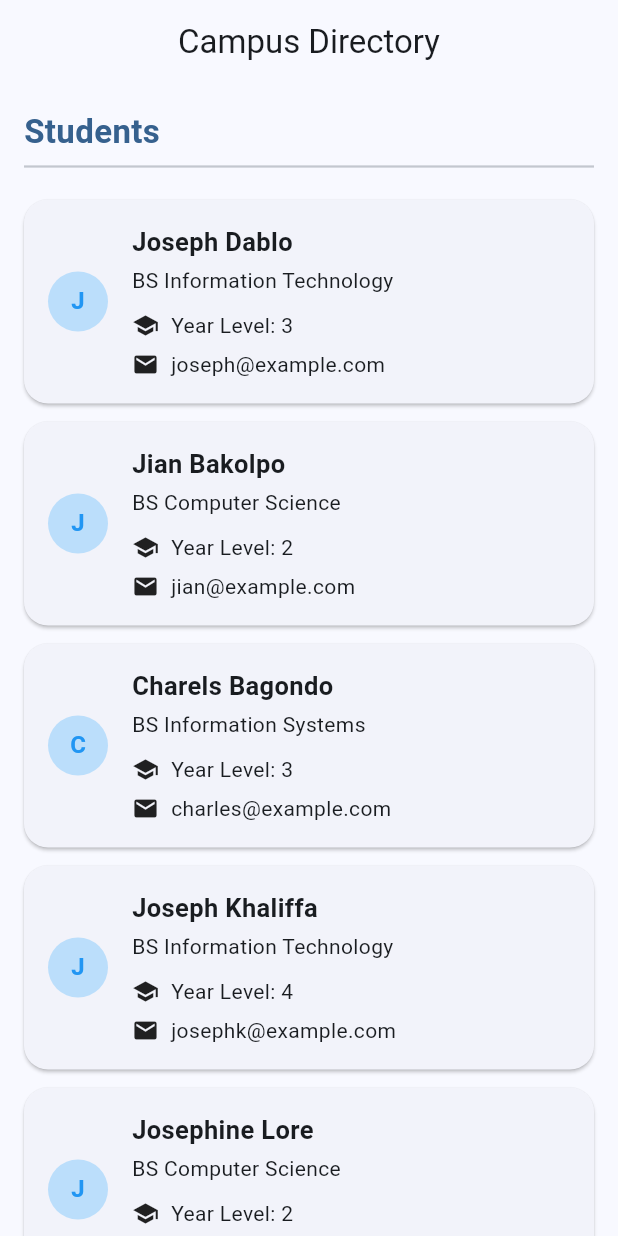
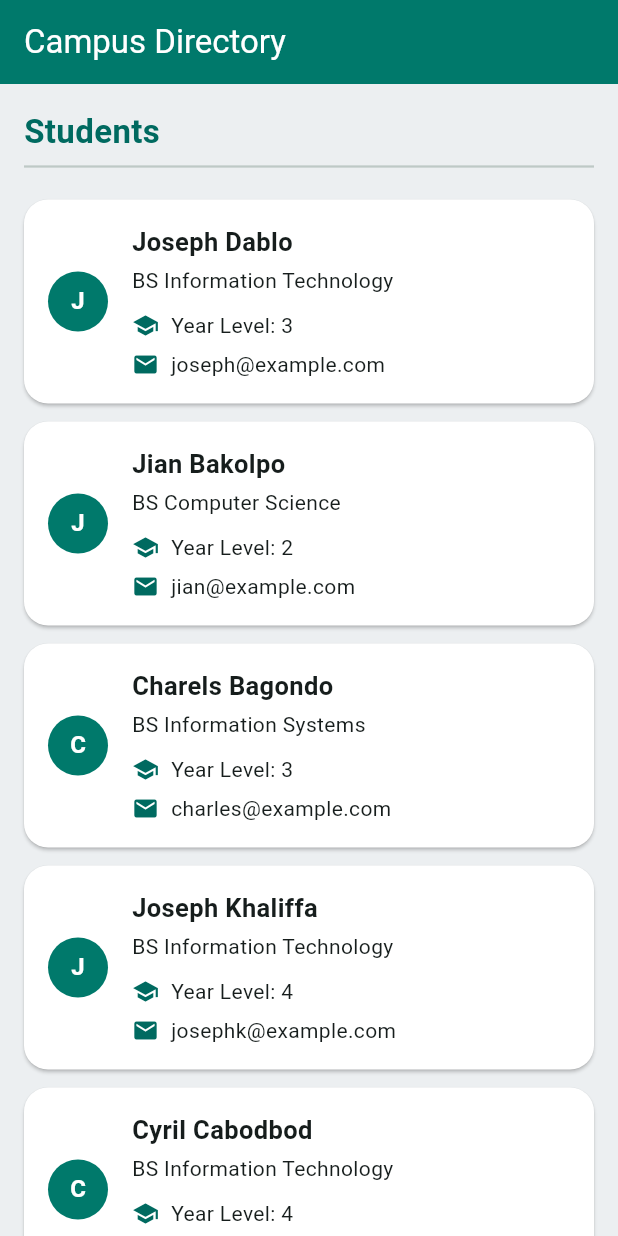
Before and after one commit to ashleyjoydpullos-cloud/stateless-lab-Pullos, a Flutter app: the screen it shows after launch, on a phone screen of 412 x 824 dp. Run offline on Flutter 3.47's test engine with Material 3 defaults, Android fonts, the phone set to English and light mode, and no system bars.

Commit message:
Updated statelessWidget Activity

```diff
--- a/lib/main.dart
+++ b/lib/main.dart
@@ -1,4 +1,3 @@
-
 import 'package:flutter/material.dart';
 
 void main() {
@@ -28,9 +27,13 @@ class DirectoryApp extends StatelessWidget {
   Widget build(BuildContext context) {
     return MaterialApp(
       debugShowCheckedModeBanner: false,
-      // Customization 1: Use a blue color scheme throughout the app.
       theme: ThemeData(
-        colorSchemeSeed: Colors.blue,
+        colorSchemeSeed: Colors.teal,
+        scaffoldBackgroundColor: Colors.blueGrey.shade50,
+        appBarTheme: AppBarTheme(
+          backgroundColor: Colors.teal.shade700,
+          foregroundColor: Colors.white,
+        ),
         useMaterial3: true,
       ),
       home: const DirectoryScreen(),
@@ -68,6 +71,12 @@ class DirectoryScreen extends StatelessWidget {
       email: 'josephk@example.com',
     ),
     Student(
+      name: 'Cyril Cabodbod',
+      course: 'BS Information Technology',
+      yearLevel: 4,
+      email: 'Cyril@gmail.com',
+    ),
+    Student(
       name: 'Josephine Lore',
       course: 'BS Computer Science',
       yearLevel: 2,
@@ -78,18 +87,13 @@ class DirectoryScreen extends StatelessWidget {
   @override
   Widget build(BuildContext context) {
     return Scaffold(
-      appBar: AppBar(
-        title: const Text('Campus Directory'),
-        centerTitle: true,
-      ),
+      appBar: AppBar(title: const Text('Campus Directory'), centerTitle: false),
       body: ListView(
         padding: const EdgeInsets.all(16),
         children: [
           const SectionHeader(title: 'Students'),
           const SizedBox(height: 8),
-          ...students.map(
-            (student) => StudentCard(student: student),
-          ),
+          ...students.map((student) => StudentCard(student: student)),
         ],
       ),
     );
@@ -100,10 +104,7 @@ class DirectoryScreen extends StatelessWidget {
 class SectionHeader extends StatelessWidget {
   final String title;
 
-  const SectionHeader({
-    super.key,
-    required this.title,
-  });
+  const SectionHeader({super.key, required this.title});
 
   @override
   Widget build(BuildContext context) {
@@ -129,24 +130,15 @@ class InfoRow extends StatelessWidget {
   final IconData icon;
   final String text;
 
-  const InfoRow({
-    super.key,
-    required this.icon,
-    required this.text,
-  });
+  const InfoRow({super.key, required this.icon, required this.text});
 
   @override
   Widget build(BuildContext context) {
     return Row(
       children: [
-        Icon(icon, size: 18),
+        Icon(icon, size: 18, color: Theme.of(context).colorScheme.primary),
         const SizedBox(width: 8),
-        Expanded(
-          child: Text(
-            text,
-            overflow: TextOverflow.ellipsis,
-          ),
-        ),
+        Expanded(child: Text(text, overflow: TextOverflow.ellipsis)),
       ],
     );
   }
@@ -156,18 +148,13 @@ class InfoRow extends StatelessWidget {
 class StudentCard extends StatelessWidget {
   final Student student;
 
-  const StudentCard({
-    super.key,
-    required this.student,
-  });
+  const StudentCard({super.key, required this.student});
 
   @override
   Widget build(BuildContext context) {
     return Card(
-      // Customization 2: Give each student card rounded corners.
-      shape: RoundedRectangleBorder(
-        borderRadius: BorderRadius.circular(16),
-      ),
+      color: Colors.white,
+      shape: RoundedRectangleBorder(borderRadius: BorderRadius.circular(16)),
       margin: const EdgeInsets.symmetric(vertical: 6),
       child: Padding(
         // Customization 3: Add comfortable spacing inside each card.
@@ -175,13 +162,12 @@ class StudentCard extends StatelessWidget {
         child: Row(
           children: [
             CircleAvatar(
-              // Customization 4: Use a light blue avatar background.
-              backgroundColor: Colors.blue.shade100,
+              backgroundColor: Colors.teal.shade700,
               child: Text(
                 student.name[0],
                 style: const TextStyle(
                   fontWeight: FontWeight.bold,
-                  color: Colors.blue,
+                  color: Colors.white,
                 ),
               ),
             ),
@@ -206,10 +192,7 @@ class StudentCard extends StatelessWidget {
                     text: 'Year Level: ${student.yearLevel}',
                   ),
                   const SizedBox(height: 6),
-                  InfoRow(
-                    icon: Icons.email,
-                    text: student.email,
-                  ),
+                  InfoRow(icon: Icons.email, text: student.email),
                 ],
               ),
             ),
```
